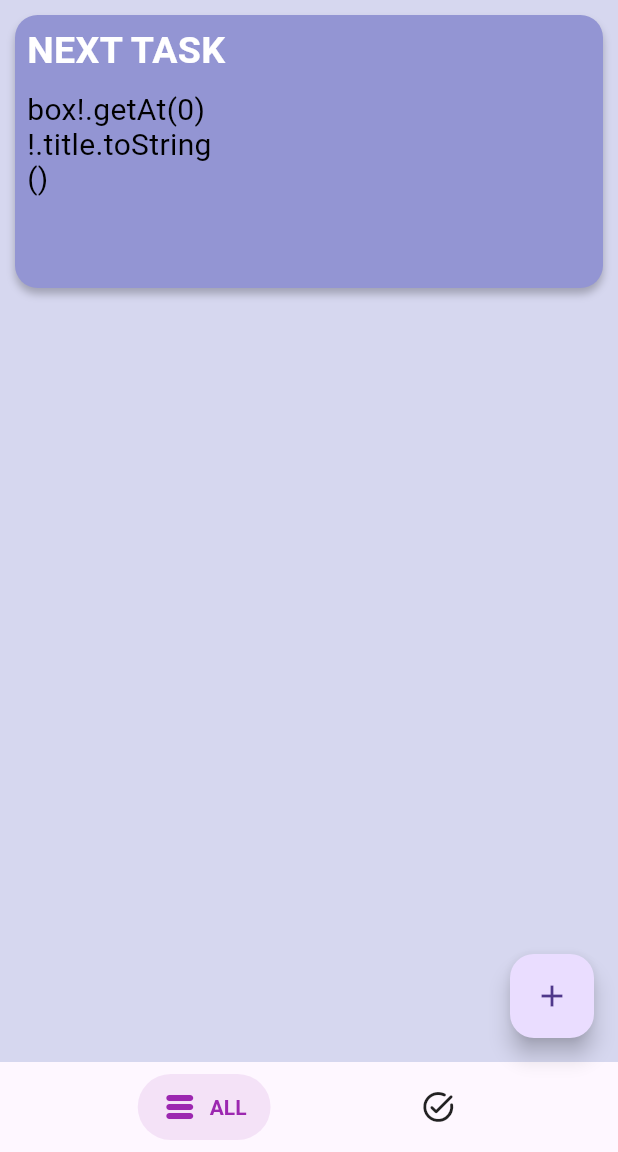
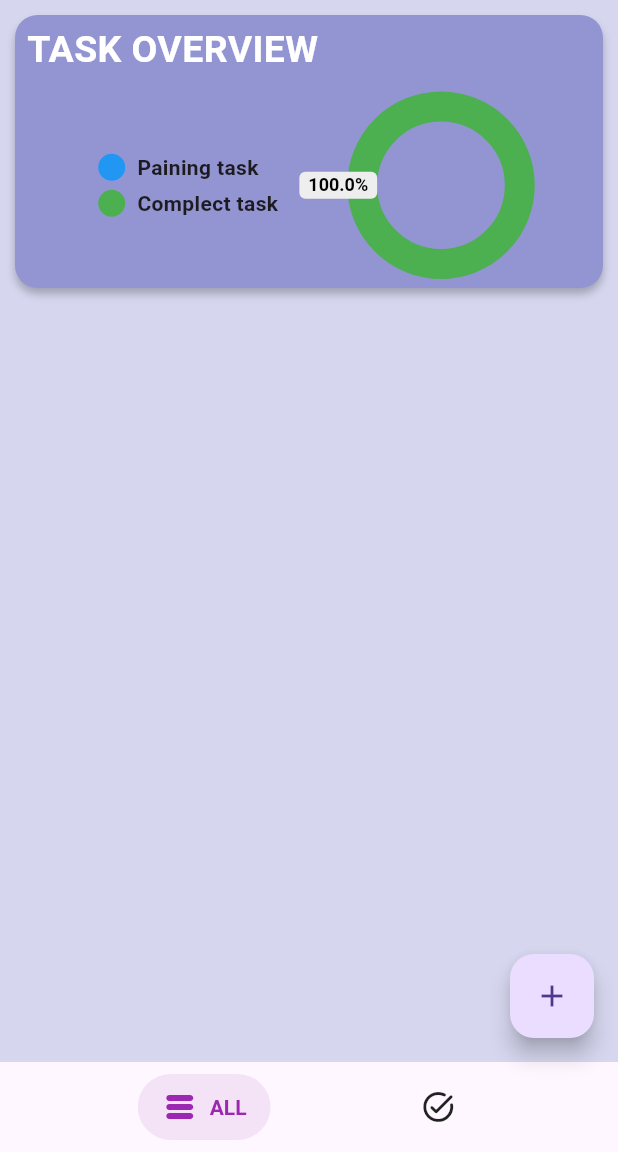
Before and after one commit to Oliul-Hasnat-Rafi/perfect_todo, a Flutter app: the screen it shows after launch, on a phone screen of 412 x 824 dp, the part 84-1236 px from its top. Run offline on Flutter 3.47's test engine with Material 3 defaults, Android fonts, the phone set to English and light mode, and no system bars; drawn by our look-alikes of pie_chart, salomon_bottom_bar; our stand-ins replace hive, hive_flutter; accounts and stored records are empty; generated files the repository leaves out were written again; Roboto replaces fonts that are missing (Jost).

Commit message:
complect

```diff
--- /dev/null
+++ b/lib/complectmodel/Oncomplect.dart
@@ -0,0 +1,15 @@
+import 'package:hive/hive.dart';
+part 'Oncomplect.g.dart';
+
+@HiveType(typeId: 1)
+class Oncomplect {
+  Oncomplect({this.comid, this.comtitle, this.comsubtitle});
+  @HiveField(0)
+  int? comid;
+
+  @HiveField(1)
+  String? comtitle;
+
+  @HiveField(2)
+  String? comsubtitle;
+}
--- a/lib/src/Alltask.dart
+++ b/lib/src/Alltask.dart
@@ -15,37 +15,43 @@ class Alltask extends StatefulWidget {
 
 Box<Notemodel>? box;
 
-class _AlltaskState extends State<Alltask> with TickerProviderStateMixin {
-  @override
-  late final AnimationController _controller =
-      AnimationController(duration: Duration(seconds: 5), vsync: this)
-        ..repeat();
+class _AlltaskState extends State<Alltask> {
+  // @override
+  // late final AnimationController _controller =
+  //     AnimationController(duration: Duration(seconds: 5), vsync: this)
+  //       ..repeat();
 
-  @override
-  void dispose() {
-    super.dispose();
-    _controller.dispose();
-  }
+  // @override
+  // void dispose() {
+  //   super.dispose();
+  //   _controller.dispose();
+  // }
 
   final Colorlist = <Color>[
     Colors.blue,
     Colors.green,
     Colors.red,
   ];
+  @override
+  void initState() {
+    // TODO: implement initState
+    super.initState();
+    setState(() {});
+  }
 
   @override
   Widget build(BuildContext context) {
     return Scaffold(
         floatingActionButton: FloatingActionButton(
           onPressed: () {
-          Navigator.push(context, MaterialPageRoute(builder: (c) => Addtask()));
+            Navigator.push(
+                context, MaterialPageRoute(builder: (c) => Addtask()));
           },
           child: const Icon(Icons.add),
         ),
         body: Container(
             color: const Color(0xFFD6D7EF),
-        child: Column(
-          children: [
+            child: Column(children: [
               Container(
                 margin: EdgeInsets.all(10),
                 width: 400,
@@ -64,20 +70,15 @@ class _AlltaskState extends State<Alltask> with TickerProviderStateMixin {
                     )
                   ],
                 ),
-                child: Row(
-                    mainAxisAlignment: MainAxisAlignment.spaceBetween,
-                    children: [
-                      Container(
-                        width: 300,
-                        height: 180,
                 child: Column(
                     crossAxisAlignment: CrossAxisAlignment.start,
-                          // mainAxisAlignment: MainAxisAlignment.center,
                     children: [
                       Padding(
-                              padding: EdgeInsets.all(8.0),
+                        padding: const EdgeInsets.all(8.0),
+                        child: Expanded(
+                          flex: 2,
                           child: Text(
-                                'NEXT TASK',
+                            'TASK OVERVIEW',
                             style: const TextStyle(
                               color: Colors.white,
                               fontSize: 25,
@@ -87,49 +88,35 @@ class _AlltaskState extends State<Alltask> with TickerProviderStateMixin {
                             ),
                           ),
                         ),
-                            SizedBox(
-                              height: 5,
                       ),
-                            Padding(
-                              padding:
-                                  EdgeInsets.only(left: 8, bottom: 8, right: 8),
-                              child: SizedBox(
-                                  width: 124,
-                                  child: Text(
-                                    "box!.getAt(0)!.title.toString()",
-                                    style: TextStyle(
-                                      color: Colors.black,
-                                      fontSize: 20,
-                                      fontFamily: 'Jost',
-                                      fontWeight: FontWeight.w400,
-                                      height: 0,
+                      Expanded(
+                        flex: 4,
+                        child: Padding(
+                          padding: const EdgeInsets.all(8.0),
+                          child: PieChart(
+                            dataMap: {
+                              'Paining task': Note!.values.length.toDouble(),
+                              'Complect task': 25,
+                            },
+                            legendOptions: LegendOptions(
+                                legendPosition: LegendPosition.left),
+                            animationDuration: Duration(microseconds: 20000),
+                            chartType: ChartType.ring,
+                            colorList: Colorlist,
+                            chartRadius:
+                                MediaQuery.of(context).size.width / 3.2,
+                            chartValuesOptions: const ChartValuesOptions(
+                              showChartValueBackground: true,
+                              showChartValues: true,
+                              showChartValuesInPercentage: true,
+                              showChartValuesOutside: true,
+                              decimalPlaces: 1,
                             ),
-                                  )),
+                          ),
+                        ),
                       )
-                          ],
+                    ]),
               ),
-
-                        //   PieChart(
-                        //     dataMap: {
-                        //       'Paining task': 20,
-                        //       'Complect task': 25,},
-                        //     legendOptions: LegendOptions(
-                        //         legendPosition: LegendPosition.left),
-                        //     animationDuration: Duration(microseconds: 1200),
-                        //     chartType: ChartType.ring,
-                        //     colorList: Colorlist,
-                        //     chartRadius: MediaQuery.of(context).size.width / 3.2,
-                        //       chartValuesOptions: const ChartValuesOptions(
-                        //       showChartValueBackground: true,
-                        //       showChartValues: true,
-                        //       showChartValuesInPercentage: true,
-                        //       showChartValuesOutside: true,
-                        //       decimalPlaces: 1,
-                        //     ),
-
-                        // ),,
-                      ),
-                    ])),
               Expanded(
                 child: ValueListenableBuilder(
                   valueListenable: Hive.box<Notemodel>('Note').listenable(),
@@ -209,7 +196,8 @@ class _AlltaskState extends State<Alltask> with TickerProviderStateMixin {
                                                 builder: (c) => Updatenote(
                                                       indexnum: index,
                                                       title: result.title!,
-                                                    subtitle: result.subtitle!,
+                                                      subtitle:
+                                                          result.subtitle!,
                                                     )));
                                       },
                                       child: const Icon(
@@ -219,7 +207,7 @@ class _AlltaskState extends State<Alltask> with TickerProviderStateMixin {
                                     ),
                                     GestureDetector(
                                       onTap: () {
-                                      Note!.delete(result);
+                                        Note!.delete(box.keyAt(index));
                                         setState(() {});
                                       },
                                       child: const Icon(
@@ -239,9 +227,6 @@ class _AlltaskState extends State<Alltask> with TickerProviderStateMixin {
                   },
                 ),
               ),
-          ],
-        ),
-      ),
-    );
+            ])));
   }
 }
--- a/lib/src/complect.dart
+++ b/lib/src/complect.dart
@@ -10,6 +10,10 @@ class Complect extends StatefulWidget {
 class _ComplectState extends State<Complect> {
   @override
   Widget build(BuildContext context) {
-    return Container();
+    return Scaffold(
+      body: Container(
+        color: const Color(0xFFD6D7EF),
+      ),
+    );
   }
 }
```
Lines whose indentation alone changed are shown as unchanged.
